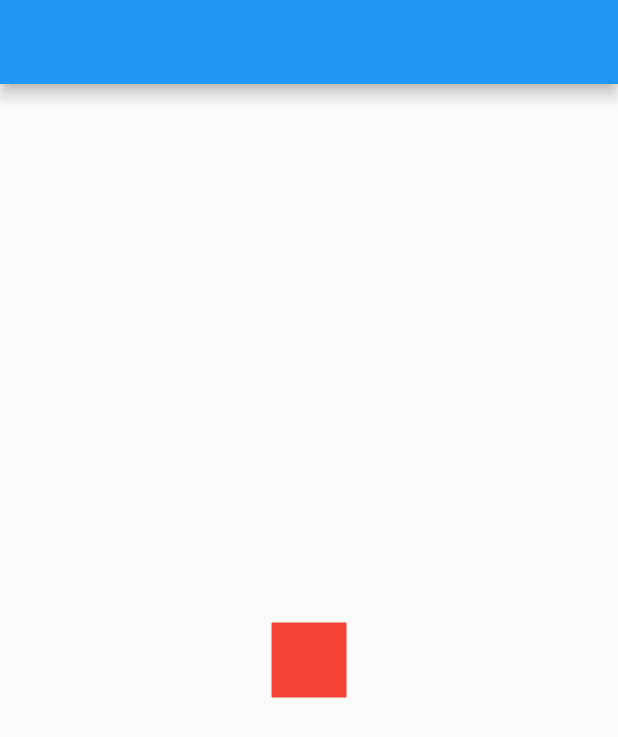
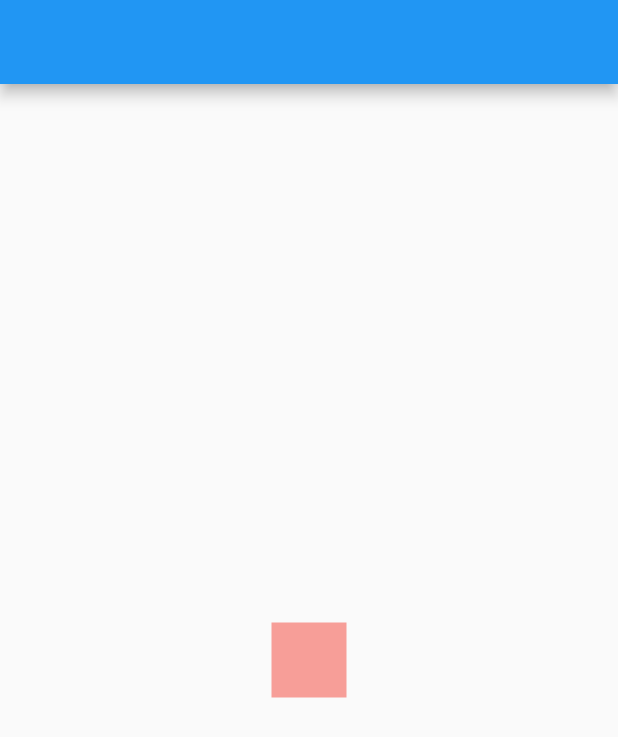
Before and after one commit to creativemultimedia/animation, a Flutter app: the screen it shows after launch, on a phone screen of 412 x 824 dp. Shown: the top 737 px of the screen. Run offline on Flutter 3.47's test engine with Material 2 defaults, Android fonts, the phone set to English and light mode, and no system bars; missing offline and left inert: flutter_screen_lock.

Commit message:
Initial commit

```diff
--- /dev/null
+++ b/lib/curvedanimation.dart
@@ -0,0 +1,41 @@
+import 'package:flutter/material.dart';
+
+class MyHomePage extends StatefulWidget {
+  const MyHomePage({Key? key}) : super(key: key);
+
+  @override
+  State<MyHomePage> createState() => _MyHomePageState();
+}
+
+class _MyHomePageState extends State<MyHomePage> with SingleTickerProviderStateMixin{
+  AnimationController? controller;
+  Animation? animation;
+
+  void initState() {
+    super.initState();
+    controller = AnimationController(
+        duration: Duration(seconds: 1),
+        vsync: this);
+    animation = CurvedAnimation(parent: controller!, curve: Curves.slowMiddle);
+
+    controller!.forward();
+    animation!.addListener(() => setState(() {}));
+
+    controller!.addStatusListener((status) {
+      if (status == AnimationStatus.completed) controller!.reverse(from: 400);
+      else if (status == AnimationStatus.dismissed) controller!.forward();
+    });
+  }
+  @override
+  Widget build(BuildContext context) {
+    return Scaffold(
+      appBar: AppBar(),
+      body: Center(
+        child: Opacity(
+          opacity: controller!.value,
+          child: Container(width: 50, height: 50, color: Colors.red),
+        ),
+      ),
+    );
+  }
+}
--- a/lib/main.dart
+++ b/lib/main.dart
@@ -3,7 +3,7 @@ import 'dart:convert';
 import 'package:flutter/cupertino.dart';
 import 'package:flutter/material.dart';
 import 'package:http/http.dart' as http;
-import 'package:onlypractice/logic.dart';
+import 'package:onlypractice/curvedanimation.dart';
 import 'package:onlypractice/second.dart';
 
 
```
Also changed, not shown: lib/linearanimation.dart (renamed from lib/logic.dart).
